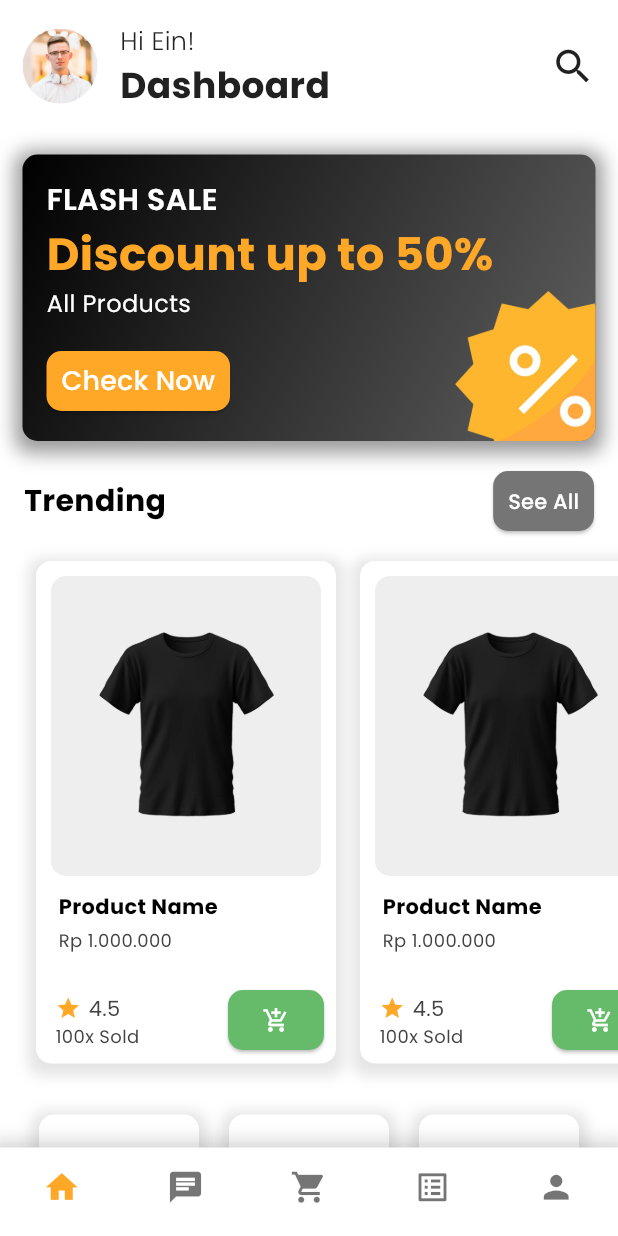
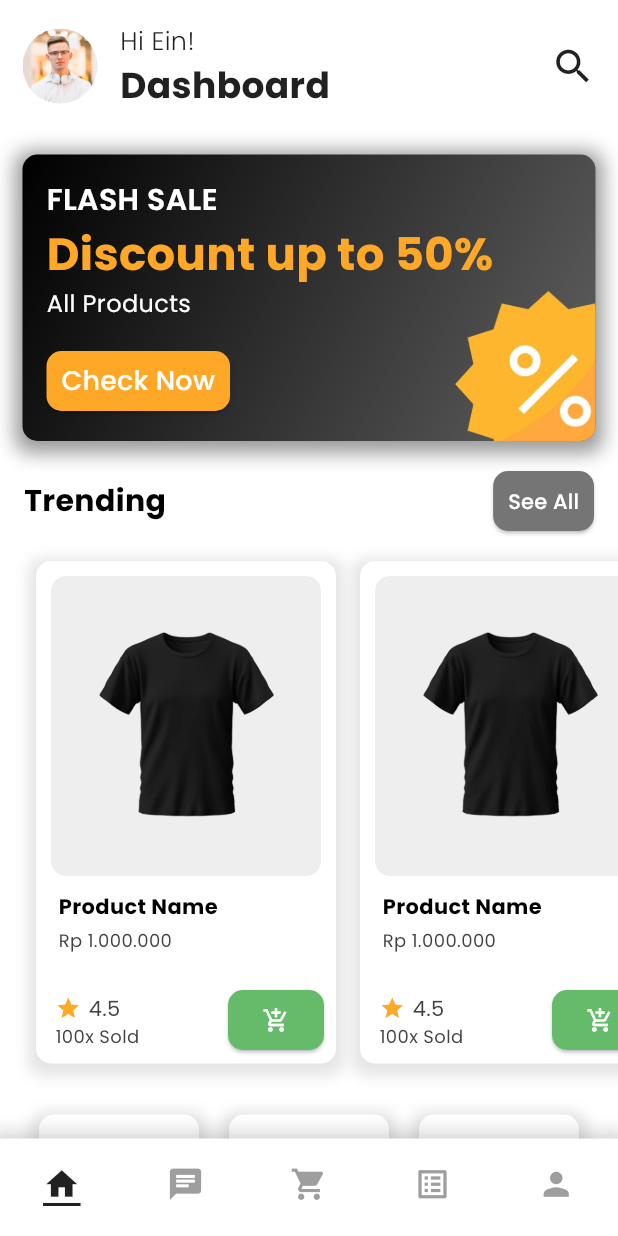
Before and after one commit to yahyapoernama/Ein-Ecommerce, a Flutter app: the HomeScreen screen opened by its route, on a phone screen of 412 x 824 dp. Run offline on Flutter 3.47's test engine with Material 3 defaults, Android fonts, the phone set to English and light mode, and no system bars; our stand-ins replace dio, equatable, flutter_bloc, hive_flutter, roundcheckbox, toastification; accounts and stored records are empty.

Commit message:
style: Styling Bottom Navbar

```diff
--- a/lib/screens/home_screen.dart
+++ b/lib/screens/home_screen.dart
@@ -1,3 +1,4 @@
+import 'package:ein_ecommerce/constants/app_colors.dart';
 import 'package:ein_ecommerce/screens/cart_screen.dart';
 import 'package:ein_ecommerce/screens/chat_screen.dart';
 import 'package:ein_ecommerce/screens/dashboard_screen.dart';
@@ -27,7 +28,6 @@ class _HomeScreenState extends State<HomeScreen> with SingleTickerProviderStateM
   @override
   Widget build(BuildContext context) {
     return Scaffold(
-      appBar: PreferredSize(preferredSize: const Size.fromHeight(0), child: Container()),
       body: SafeArea(
         child: PageView(
           controller: _pageController,
@@ -56,39 +56,48 @@ class _HomeScreenState extends State<HomeScreen> with SingleTickerProviderStateM
             ),
           ],
         ),
+        child: BottomNavigationBarTheme(
+          data: BottomNavigationBarThemeData(
+            selectedItemColor: AppColors.primary,
+            unselectedItemColor: Colors.grey,
+          ),
           child: BottomNavigationBar(
             backgroundColor: Colors.white,
-          fixedColor: Colors.orange[400],
+            fixedColor: AppColors.primary,
             type: BottomNavigationBarType.fixed,
             showSelectedLabels: false, // Sembunyikan label saat item dipilih
             showUnselectedLabels: false, // Sembunyikan label saat item tidak dipilih
             iconSize: 25,
             currentIndex: _selectedIndex,
             onTap: _onItemTapped,
-          items: const <BottomNavigationBarItem>[
-            BottomNavigationBarItem(
-              icon: Icon(Icons.home),
-              label: 'Home',
+            items: <BottomNavigationBarItem>[
+              _buildNavItem(Icons.home, 'Home', 0),
+              _buildNavItem(Icons.chat, 'Chat', 1),
+              _buildNavItem(Icons.shopping_cart, 'Cart', 2),
+              _buildNavItem(Icons.list_alt, 'Transaction', 3),
+              _buildNavItem(Icons.person, 'Account', 4),
+            ],
           ),
-            BottomNavigationBarItem(
-              icon: Icon(Icons.chat),
-              label: 'Chat',
-            ),
-            BottomNavigationBarItem(
-              icon: Icon(Icons.shopping_cart),
-              label: 'Cart',
-            ),
-            BottomNavigationBarItem(
-              icon: Icon(Icons.list_alt),
-              label: 'Transaction',
-            ),
-            BottomNavigationBarItem(
-              icon: Icon(Icons.person),
-              label: 'Account',
-            ),
-          ],
         ),
       ),
     );
   }
+
+  BottomNavigationBarItem _buildNavItem(IconData icon, String label, int index) {
+    return BottomNavigationBarItem(
+      icon: Container(
+        decoration: BoxDecoration(
+          border: Border(
+            bottom: BorderSide(
+              color: _selectedIndex == index ? AppColors.primary : Colors.transparent,
+              width: 2,
+            ),
+          ),
+        ),
+        padding: const EdgeInsets.only(top: 4),
+        child: Icon(icon),
+      ),
+      label: label,
+    );
   }
+}
```
Lines whose indentation alone changed are shown as unchanged.
